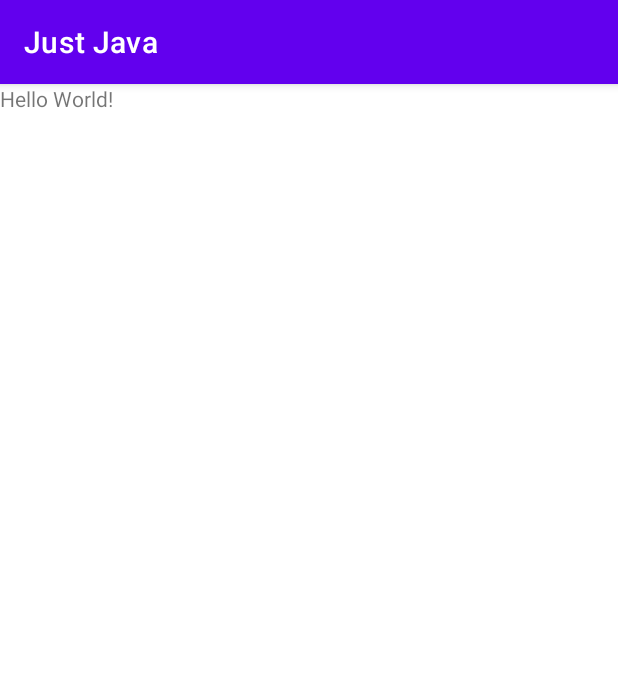
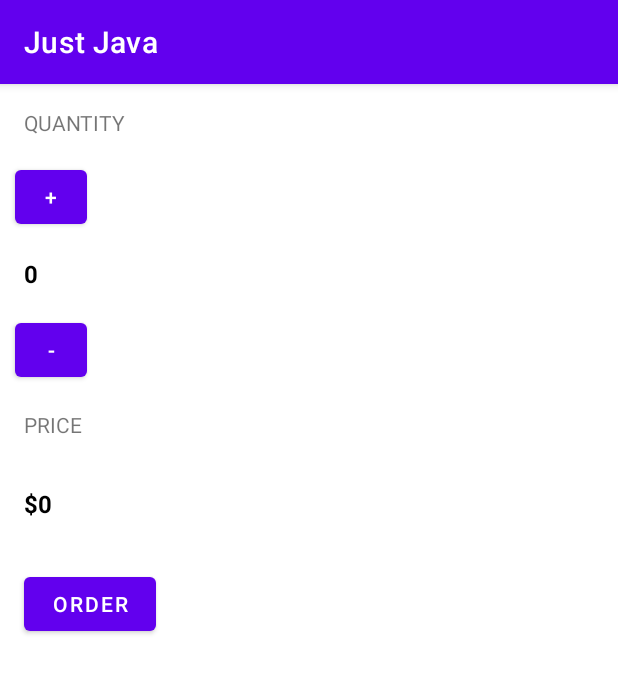
Before and after one commit to ddsultan/coffee-shop, an Android app: the screen it shows after launch (MainActivity), on a phone screen of 412 x 824 dp. Shown: the top 673 px of the screen. Run offline under Robolectric (Android 15) with nearby library versions, the phone set to English and light mode, and no system bars.

Commit message:
Add simple coffee order form

```diff
--- a/app/src/main/java/com/example/justjava/MainActivity.java
+++ b/app/src/main/java/com/example/justjava/MainActivity.java
@@ -3,12 +3,40 @@ package com.example.justjava;
 import androidx.appcompat.app.AppCompatActivity;
 
 import android.os.Bundle;
+import android.view.View;
+import android.widget.TextView;
+
+import java.text.NumberFormat;
 
 public class MainActivity extends AppCompatActivity {
+
+    private int quantity;
 
     @Override
     protected void onCreate(Bundle savedInstanceState) {
         super.onCreate(savedInstanceState);
         setContentView(R.layout.activity_main);
+        this.displayQuantity();
+    }
+
+    public void onOrderButtonClick(View view) {
+        final TextView priceTextView = findViewById(R.id.price_text_view);
+
+        priceTextView.setText(NumberFormat.getCurrencyInstance().format(5 * this.quantity));
+    }
+
+    public void onIncrementButtonClick(View view) {
+        this.quantity++;
+        displayQuantity();
+    }
+
+    public void onDecrementButtonClick(View view) {
+        if (this.quantity > 0) this.quantity--;
+        displayQuantity();
+    }
+
+    private void displayQuantity() {
+        final TextView quantityTextView = findViewById(R.id.quantity_text_view);
+        quantityTextView.setText("" + this.quantity);
     }
 }
--- a/app/src/main/res/layout/activity_main.xml
+++ b/app/src/main/res/layout/activity_main.xml
@@ -4,15 +4,71 @@
     xmlns:tools="http://schemas.android.com/tools"
     android:layout_width="match_parent"
     android:layout_height="match_parent"
-    tools:context=".MainActivity">
+    tools:context=".MainActivity"
+    android:orientation="vertical">
 
     <TextView
         android:layout_width="wrap_content"
         android:layout_height="wrap_content"
-        android:text="Hello World!"
+        android:padding="16dp"
+        android:text="Quantity"
+        android:textAllCaps="true"
         app:layout_constraintBottom_toBottomOf="parent"
         app:layout_constraintLeft_toLeftOf="parent"
         app:layout_constraintRight_toRightOf="parent"
         app:layout_constraintTop_toTopOf="parent" />
 
+    <Button
+        android:layout_width="48dp"
+        android:layout_height="48dp"
+        android:text="+"
+        android:layout_marginLeft="10dp"
+        android:onClick="onIncrementButtonClick"
+        android:layout_marginStart="10dp" />
+
+    <TextView
+        android:id="@+id/quantity_text_view"
+        android:layout_width="wrap_content"
+        android:textStyle="bold"
+        android:layout_height="wrap_content"
+        android:padding="16dp"
+        android:textSize="16sp"
+        android:textColor="@color/black"
+        />
+    <Button
+        android:layout_width="48dp"
+        android:layout_height="48dp"
+        android:text="-"
+        android:layout_marginLeft="10dp"
+        android:onClick="onDecrementButtonClick"
+        android:layout_marginStart="10dp" />
+
+    <TextView
+        android:layout_width="wrap_content"
+        android:layout_height="wrap_content"
+        android:padding="16dp"
+        android:text="Price"
+        android:textAllCaps="true"
+        app:layout_constraintBottom_toBottomOf="parent"
+        app:layout_constraintLeft_toLeftOf="parent"
+        app:layout_constraintRight_toRightOf="parent"
+        app:layout_constraintTop_toTopOf="parent" />
+
+    <TextView
+        android:id="@+id/price_text_view"
+        android:layout_width="wrap_content"
+        android:textStyle="bold"
+        android:layout_height="wrap_content"
+        android:padding="16dp"
+        android:text="$0"
+        android:textSize="16sp"
+        android:textColor="@color/black"
+        />
+
+    <Button
+        android:layout_width="wrap_content"
+        android:layout_height="wrap_content"
+        android:text="Order"
+        android:layout_margin="16dp"
+        android:onClick="onOrderButtonClick"/>
 </LinearLayout>
```
